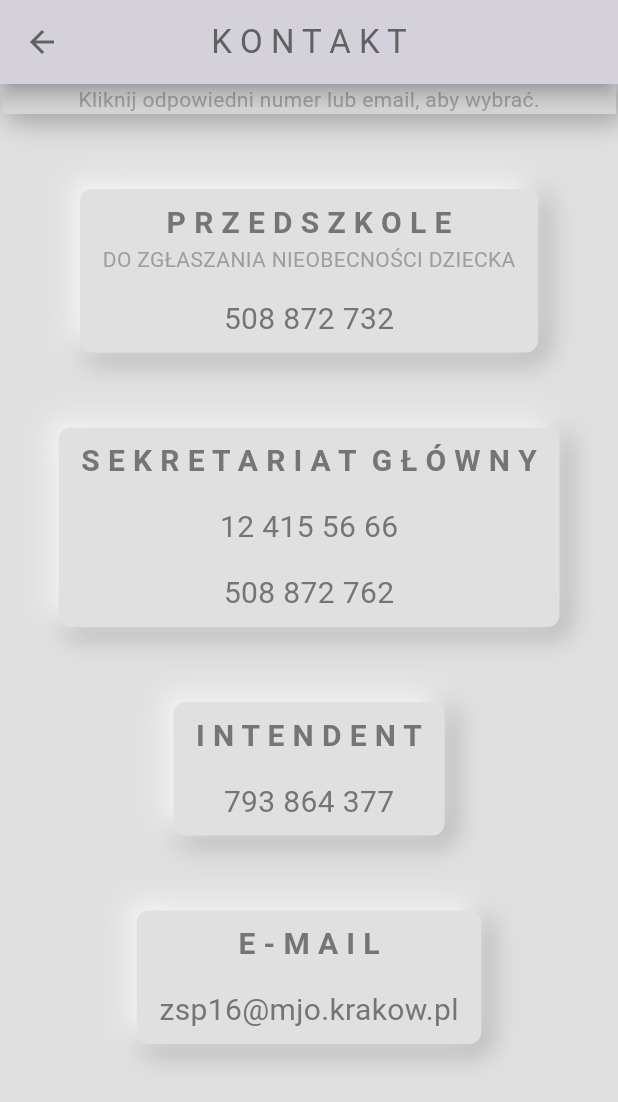
After one commit to Buggi33/spnr30app, a Flutter app: the screen it shows once a user with an empty profile is signed in, in the side drawer, after a tap on "K O N T A K T", on a phone screen of 412 x 824 dp. The commit adds this screen. Shown: the top 1102 px of the screen. Run offline on Flutter 3.47's test engine with Material 3 defaults, Android fonts, the phone set to English and light mode, and no system bars; our stand-ins replace cloud_firestore, firebase_auth, firebase_core, rxdart, shared_preferences; accounts and stored records are empty; generated files the repository leaves out were written again.

Commit message:
dodano zakladke kontakty z mozliwoscia przekierowan

```diff
--- a/lib/components/my_adm_textfield.dart
+++ b/lib/components/my_adm_textfield.dart
@@ -11,7 +11,7 @@ class MyAdmTextfield extends StatelessWidget {
 
   @override
   Widget build(BuildContext context) {
-    return Container(
+    return SizedBox(
       height: 50,
       child: TextField(
         controller: controller,
--- a/lib/components/my_drawer.dart
+++ b/lib/components/my_drawer.dart
@@ -31,14 +31,14 @@ class MyDrawer extends StatelessWidget {
 //HOME (created by my_list_tile)
               const SizedBox(height: 10),
               MyListTile(
-                icon: Icons.home,
+                icon: Icons.home_outlined,
                 text: "H O M E",
                 onTap: () => Navigator.pop(context),
               ),
               const SizedBox(height: 10),
 //PROFIL (created by my_list_tile)
               MyListTile(
-                  icon: Icons.person,
+                  icon: Icons.person_outlined,
                   text: "P R O F I L",
                   onTap: () {
                     //pop drawer
@@ -57,6 +57,17 @@ class MyDrawer extends StatelessWidget {
                     //navigate to profil page
                     Navigator.pushNamed(context, '/users_page');
                   }),
+//CONTACT (created by my_list_tile)
+              const SizedBox(height: 10),
+              MyListTile(
+                  icon: Icons.contact_support_outlined,
+                  text: "K O N T A K T",
+                  onTap: () {
+                    //pop drawer
+                    Navigator.pop(context);
+                    //navigate to profil page
+                    Navigator.pushNamed(context, '/contact_page');
+                  }),
             ],
           ),
 //LOGOUT (created by my_list_tile)
--- a/lib/main.dart
+++ b/lib/main.dart
@@ -3,6 +3,7 @@ import 'package:flutter/material.dart';
 import 'package:provider/provider.dart';
 import 'package:spnr30app/firebase_options.dart';
 import 'package:spnr30app/pages/admin_payments_page.dart';
+import 'package:spnr30app/pages/contact_page.dart';
 import 'package:spnr30app/pages/home_page.dart';
 import 'package:spnr30app/pages/profile_page.dart';
 import 'package:spnr30app/pages/payments_page.dart';
@@ -38,6 +39,7 @@ class MyApp extends StatelessWidget {
         debugShowCheckedModeBanner: false,
         home: const AuthPage(),
         routes: {
+          '/contact_page': (context) => const ContactPage(),
           '/home_page': (context) => const HomePage(),
           '/profile_page': (context) => const ProfilePage(),
           '/users_page': (context) => const PaymentsPage(),
--- /dev/null
+++ b/lib/pages/contact_page.dart
@@ -0,0 +1,257 @@
+import 'package:flutter/material.dart';
+import 'package:url_launcher/url_launcher.dart';
+
+class ContactPage extends StatelessWidget {
+  const ContactPage({super.key});
+
+  void _launchPhone(String phoneNumber) async {
+    String url = "tel:$phoneNumber";
+    if (await canLaunchUrl(Uri.parse(url))) {
+      await launchUrl(Uri.parse(url));
+    } else {
+      throw 'Could not launch $url';
+    }
+  }
+
+  void _launchEmail(String emailAddress) async {
+    String url = "mailto:$emailAddress";
+    if (await canLaunchUrl(Uri.parse(url))) {
+      await launchUrl(Uri.parse(url));
+    } else {
+      throw 'Could not launch $url';
+    }
+  }
+
+  @override
+  Widget build(BuildContext context) {
+    return Scaffold(
+      backgroundColor: Colors.grey[300],
+      appBar: AppBar(
+        foregroundColor: Colors.grey[700],
+        title: const Text("K O N T A K T"),
+        centerTitle: true,
+        backgroundColor: Colors.grey[300],
+        shadowColor: Colors.black,
+        elevation: 5,
+      ),
+      body: Center(
+        child: Column(
+          children: [
+            Container(
+              height: 20,
+              decoration: BoxDecoration(
+                color: Colors.grey[350],
+                boxShadow: const [
+                  BoxShadow(
+                    color: Colors.grey,
+                    offset: Offset(4, 4),
+                    blurRadius: 15,
+                    spreadRadius: 1,
+                  ),
+                ],
+              ),
+              child: const Padding(
+                padding: EdgeInsets.symmetric(horizontal: 51),
+                child: Text(
+                    style: TextStyle(color: Colors.grey),
+                    'Kliknij odpowiedni numer lub email, aby wybrać.'),
+              ),
+            ),
+            const SizedBox(height: 50),
+            Container(
+              decoration: BoxDecoration(
+                  borderRadius: BorderRadius.circular(8),
+                  color: Colors.grey[300],
+                  boxShadow: const [
+                    BoxShadow(
+                      color: Colors.grey,
+                      offset: Offset(4, 4),
+                      blurRadius: 15,
+                      spreadRadius: 1,
+                    ),
+                    BoxShadow(
+                      color: Colors.white,
+                      offset: Offset(-4, -4),
+                      blurRadius: 15,
+                      spreadRadius: 1,
+                    )
+                  ]),
+              padding:
+                  const EdgeInsets.only(left: 15, top: 8, right: 15, bottom: 8),
+              child: Column(
+                children: [
+                  Text(
+                      style: TextStyle(
+                        color: Colors.grey[600],
+                        fontSize: 20,
+                        fontWeight: FontWeight.bold,
+                      ),
+                      'P R Z E D S Z K O L E'),
+                  const Text(
+                      style: TextStyle(
+                        color: Colors.grey,
+                      ),
+                      'DO ZGŁASZANIA NIEOBECNOŚCI DZIECKA'),
+                  const SizedBox(height: 15),
+                  GestureDetector(
+                    onTap: () => _launchPhone("508 872 732"),
+                    child: Text(
+                      '508 872 732',
+                      style: TextStyle(
+                        fontSize: 20,
+                        color: Colors.grey[600],
+                      ),
+                    ),
+                  ),
+                ],
+              ),
+            ),
+            const SizedBox(height: 50),
+            Container(
+              decoration: BoxDecoration(
+                  borderRadius: BorderRadius.circular(8),
+                  color: Colors.grey[300],
+                  boxShadow: const [
+                    BoxShadow(
+                      color: Colors.grey,
+                      offset: Offset(4, 4),
+                      blurRadius: 15,
+                      spreadRadius: 1,
+                    ),
+                    BoxShadow(
+                      color: Colors.white,
+                      offset: Offset(-4, -4),
+                      blurRadius: 15,
+                      spreadRadius: 1,
+                    )
+                  ]),
+              padding:
+                  const EdgeInsets.only(left: 15, top: 8, right: 15, bottom: 8),
+              child: Column(
+                children: [
+                  Text(
+                      style: TextStyle(
+                        color: Colors.grey[600],
+                        fontSize: 20,
+                        fontWeight: FontWeight.bold,
+                      ),
+                      'S E K R E T A R I A T  G Ł Ó W N Y'),
+                  const SizedBox(height: 15),
+                  GestureDetector(
+                    onTap: () => _launchPhone("12 415 56 66"),
+                    child: Text(
+                      '12 415 56 66',
+                      style: TextStyle(
+                        fontSize: 20,
+                        color: Colors.grey[600],
+                      ),
+                    ),
+                  ),
+                  const SizedBox(height: 15),
+                  GestureDetector(
+                    onTap: () => _launchPhone("508 872 762"),
+                    child: Text(
+                      '508 872 762',
+                      style: TextStyle(
+                        fontSize: 20,
+                        color: Colors.grey[600],
+                      ),
+                    ),
+                  ),
+                ],
+              ),
+            ),
+            const SizedBox(height: 50),
+            Container(
+              decoration: BoxDecoration(
+                  borderRadius: BorderRadius.circular(8),
+                  color: Colors.grey[300],
+                  boxShadow: const [
+                    BoxShadow(
+                      color: Colors.grey,
+                      offset: Offset(4, 4),
+                      blurRadius: 15,
+                      spreadRadius: 1,
+                    ),
+                    BoxShadow(
+                      color: Colors.white,
+                      offset: Offset(-4, -4),
+                      blurRadius: 15,
+                      spreadRadius: 1,
+                    )
+                  ]),
+              padding:
+                  const EdgeInsets.only(left: 15, top: 8, right: 15, bottom: 8),
+              child: Column(
+                children: [
+                  Text(
+                      style: TextStyle(
+                        color: Colors.grey[600],
+                        fontSize: 20,
+                        fontWeight: FontWeight.bold,
+                      ),
+                      'I N T E N D E N T'),
+                  const SizedBox(height: 15),
+                  GestureDetector(
+                    onTap: () => _launchPhone("793 864 377"),
+                    child: Text(
+                      '793 864 377',
+                      style: TextStyle(
+                        fontSize: 20,
+                        color: Colors.grey[600],
+                      ),
+                    ),
+                  ),
+                ],
+              ),
+            ),
+            const SizedBox(height: 50),
+            Container(
+              decoration: BoxDecoration(
+                  borderRadius: BorderRadius.circular(8),
+                  color: Colors.grey[300],
+                  boxShadow: const [
+                    BoxShadow(
+                      color: Colors.grey,
+                      offset: Offset(4, 4),
+                      blurRadius: 15,
+                      spreadRadius: 1,
+                    ),
+                    BoxShadow(
+                      color: Colors.white,
+                      offset: Offset(-4, -4),
+                      blurRadius: 15,
+                      spreadRadius: 1,
+                    )
+                  ]),
+              padding:
+                  const EdgeInsets.only(left: 15, top: 8, right: 15, bottom: 8),
+              child: Column(
+                children: [
+                  Text(
+                      style: TextStyle(
+                        color: Colors.grey[600],
+                        fontSize: 20,
+                        fontWeight: FontWeight.bold,
+                      ),
+                      'E - M A I L'),
+                  const SizedBox(height: 15),
+                  GestureDetector(
+                    onTap: () => _launchEmail("zsp16@mjo.krakow.pl"),
+                    child: Text(
+                      'zsp16@mjo.krakow.pl',
+                      style: TextStyle(
+                        fontSize: 20,
+                        color: Colors.grey[600],
+                      ),
+                    ),
+                  ),
+                ],
+              ),
+            ),
+          ],
+        ),
+      ),
+    );
+  }
+}
--- a/pubspec.yaml
+++ b/pubspec.yaml
@@ -43,6 +43,7 @@ dependencies:
   async: ^2.11.0
   provider:
   shared_preferences: ^2.2.3
+  url_launcher:
 
 
 dev_dependencies:
```
Also changed, not shown: pubspec.lock, 6 other files.
